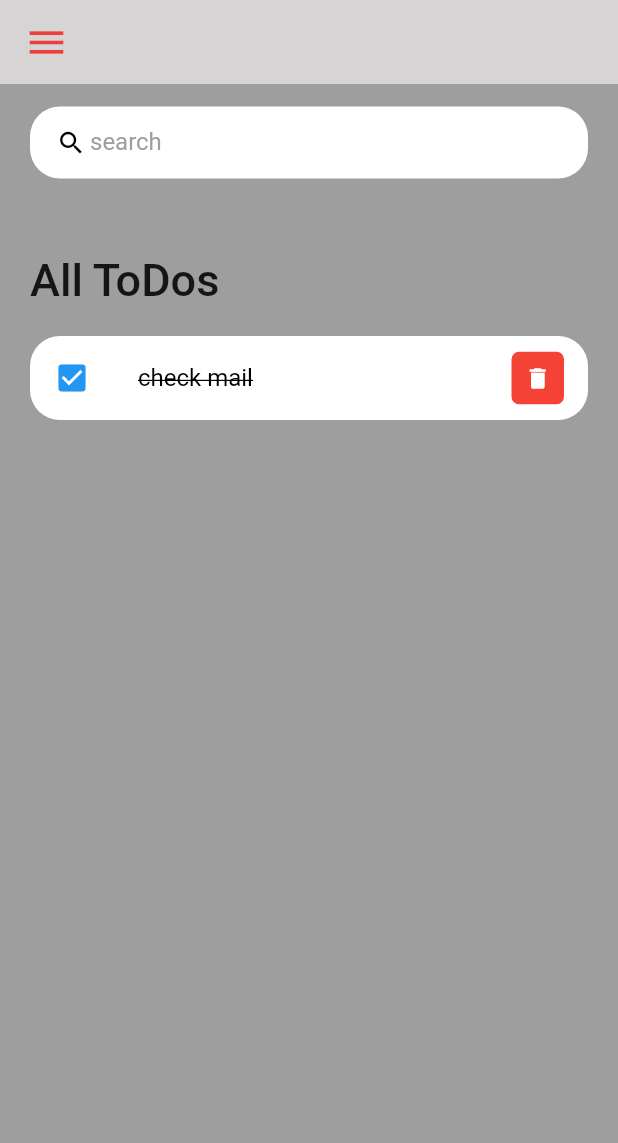
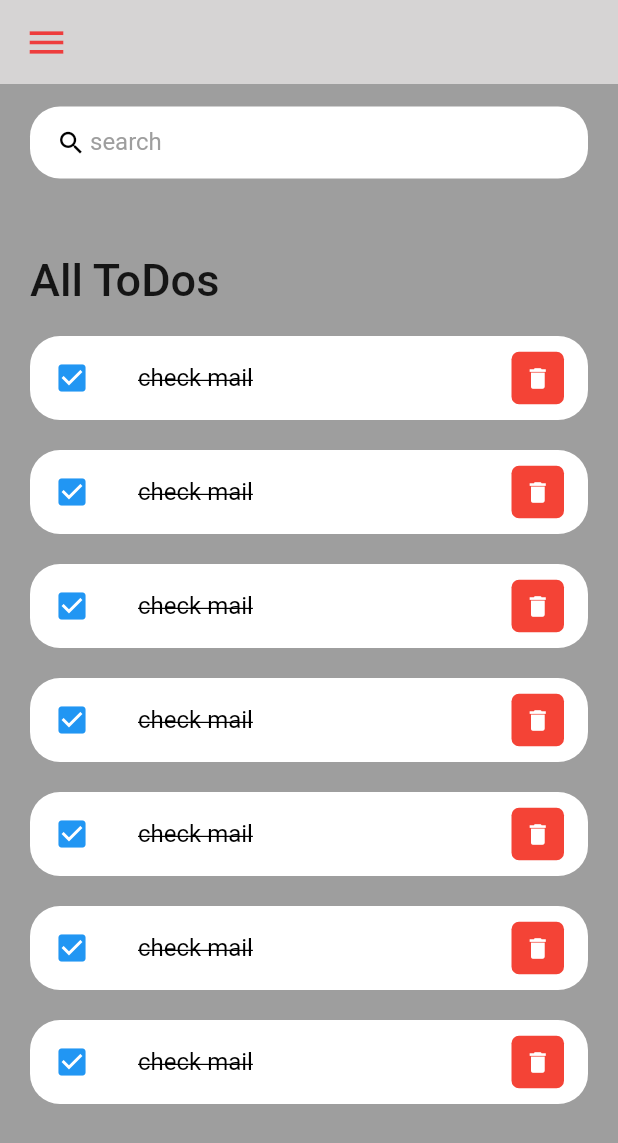
Before and after one commit to habertrogena/flutter_todo_list, a Flutter app: the screen it shows after launch, on a phone screen of 412 x 824 dp. Shown: the top 1143 px of the screen. Run offline on Flutter 3.47's test engine with Material 2 defaults, Android fonts, the phone set to English and light mode, and no system bars.

Commit message:
added todo

```diff
--- /dev/null
+++ b/lib/model/todo.dart
@@ -0,0 +1,35 @@
+class ToDo {
+  String? id;
+  String? todoText;
+  bool isDone;
+
+  ToDo({
+    required this.id,
+    required this.todoText,
+    this.isDone = false,
+  });
+
+  static List<ToDo> todoList() {
+    return [
+      ToDo(id: '01', todoText: 'Morning exercise', isDone: true),
+      ToDo(id: '02', todoText: 'Take Breakfast', isDone: true),
+      ToDo(
+        id: '03',
+        todoText: 'code',
+      ),
+      ToDo(id: '04', todoText: 'attend Meeting', isDone: true),
+      ToDo(
+        id: '05',
+        todoText: 'check Email',
+      ),
+      ToDo(
+        id: '06',
+        todoText: 'work on Mobile App',
+      ),
+      ToDo(
+        id: '07',
+        todoText: 'go outine',
+      ),
+    ];
+  }
+}
--- a/lib/screens/home.dart
+++ b/lib/screens/home.dart
@@ -1,8 +1,11 @@
 import 'package:flutter/material.dart';
+import 'package:todo_list/model/todo.dart';
 import 'package:todo_list/widget/todo_item.dart';
 
 class Home extends StatelessWidget {
-  const Home({super.key});
+  Home({super.key});
+
+  final todosList = ToDo.todoList();
 
   @override
   Widget build(BuildContext context) {
@@ -27,7 +30,7 @@ class Home extends StatelessWidget {
                         ),
                       ),
                     ),
-                    TodoItem()
+                    for (ToDo todo in todosList) TodoItem(),
                   ],
                 ),
               )
--- a/lib/widget/todo_item.dart
+++ b/lib/widget/todo_item.dart
@@ -1,14 +1,19 @@
 import 'package:flutter/material.dart';
 import 'package:flutter/widgets.dart';
+import 'package:todo_list/model/todo.dart';
 
 class TodoItem extends StatelessWidget {
-  const TodoItem({super.key});
+  final Todo todo;
+  const TodoItem({key? key, required this.todo}) : super(key: key);
 
   @override
   Widget build(BuildContext context) {
     return Container(
+      margin: EdgeInsets.only(bottom: 20),
       child: ListTile(
-        onTap: () {},
+        onTap: () {
+          print('clicked on todo item');
+        },
         shape: RoundedRectangleBorder(
           borderRadius: BorderRadius.circular(20),
         ),
@@ -32,10 +37,14 @@ class TodoItem extends StatelessWidget {
             color: Colors.white,
             iconSize: 18,
             icon: Icon(Icons.delete),
-            onPressed: () {},
+            onPressed: () {
+              print('clicked on the delete icon');
+            },
           ),
         ),
       ),
     );
   }
 }
+
+class Todo {}
```
